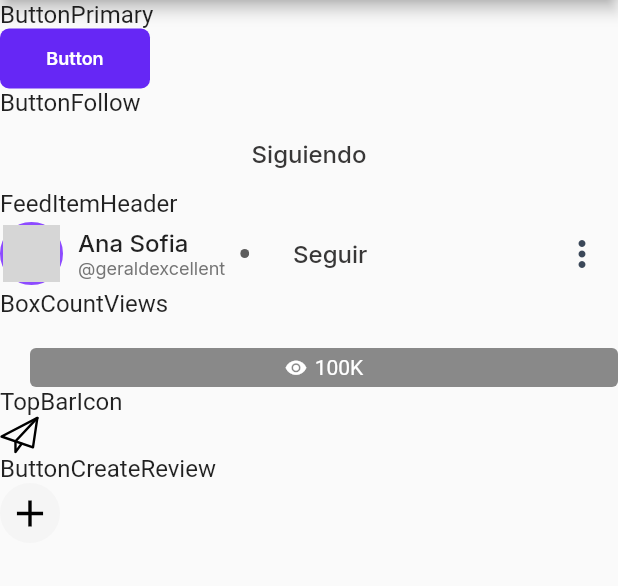
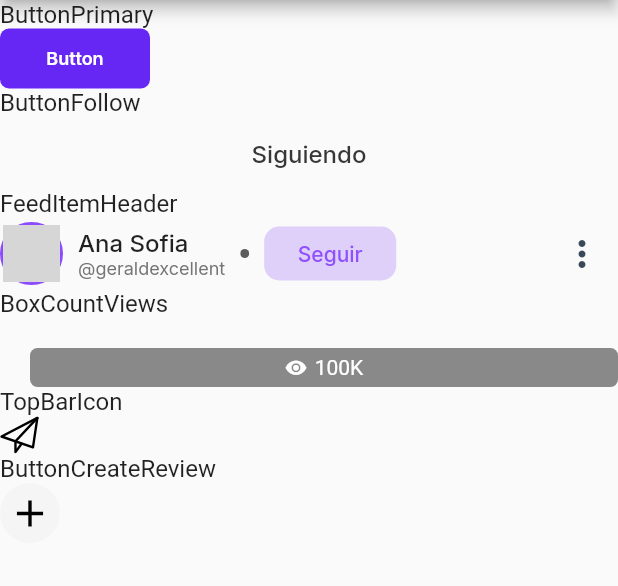
Before and after one commit to tipzty/tipzty_flutter_ui, a Flutter app: the screen it shows after launch, on a phone screen of 412 x 824 dp, the part 84-670 px from its top. Run offline on Flutter 3.47's test engine with Material 2 defaults, Android fonts, the phone set to English and light mode, and no system bars; drawn by our look-alikes of cached_network_image; our stand-ins replace google_fonts, websafe_svg; network calls fail; grey boxes are pictures that could not be loaded.

Commit message:
UI Fix V12

```diff
--- a/lib/main.dart
+++ b/lib/main.dart
@@ -23,6 +23,8 @@ class MyApp extends StatelessWidget {
 class DesignSystem extends StatelessWidget {
   @override
   Widget build(BuildContext context) {
+    final bool isIphone6 = MediaQuery.of(context).size.width < 420.0;
+
     return Scaffold(
       appBar: AppBar(
         title: Text('Tipzty UI'),
@@ -59,7 +61,7 @@ class DesignSystem extends StatelessWidget {
             ),
           ),
           Text('BoxCountViews', style: TextStyle(fontSize: 16)),
-          BoxCountViews(100000),
+          BoxCountViews(100000, isIphone6),
           Text('TopBarIcon', style: TextStyle(fontSize: 16)),
           TopBarIcon(
             tooltip: "Mensajes",
--- a/lib/src/widgets/box_count_views.dart
+++ b/lib/src/widgets/box_count_views.dart
@@ -2,8 +2,9 @@ import 'package:flutter/material.dart';
 
 class BoxCountViews extends StatelessWidget {
   final int count;
+  bool isMobile = true;
 
-  BoxCountViews(this.count);
+  BoxCountViews(this.count, this.isMobile);
 
   @override
   Widget build(BuildContext context) {
@@ -18,10 +19,13 @@ class BoxCountViews extends StatelessWidget {
 
     return Container(
       decoration: BoxDecoration(
-        borderRadius: BorderRadius.all(Radius.circular(4)),
+        borderRadius: BorderRadius.circular(5.0),
         color: Colors.black45,
       ),
-      margin: EdgeInsets.only(top: 20, left: 20),
+      margin: EdgeInsets.only(
+        top: isMobile ? 20.0 : 0.0,
+        left: isMobile ? 20.0 : 0.0,
+      ),
       padding: EdgeInsets.all(5),
       child: Row(
         mainAxisAlignment: MainAxisAlignment.center,
--- a/lib/src/widgets/button_follow.dart
+++ b/lib/src/widgets/button_follow.dart
@@ -9,29 +9,42 @@ class ButtonFollow extends StatelessWidget {
   final Color splashColor;
   final Color highlightColor;
   final Color textColor;
+  final Color color;
+  final Color hoverColor;
+  final double textSize;
+  final double elevation;
+  final double borderRadius;
 
   ButtonFollow({
     this.onPressed,
     this.following = false,
+    this.color = Colors.transparent,
     this.splashColor = Colors.transparent,
+    this.hoverColor = Colors.transparent,
     this.highlightColor = Colors.transparent,
     this.textColor = textColorBlack,
+    this.textSize = 16.0,
+    this.elevation = 0.0,
+    this.borderRadius = 10.0,
   });
 
   @override
   Widget build(BuildContext context) {
-    return FlatButton(
-      shape: RoundedRectangleBorder(borderRadius: BorderRadius.circular(4)),
-      hoverColor: Colors.transparent,
+    return MaterialButton(
+      elevation: elevation,
+      shape: RoundedRectangleBorder(borderRadius: BorderRadius.circular(borderRadius)),
+      color:color ,
+      hoverColor: hoverColor,
       onPressed: onPressed,
-      textColor: textColorBlack,
+      textColor: textColor,
       highlightColor: highlightColor,
       splashColor: splashColor,
       child: Center(
         child: Text(
           following ? "Siguiendo" : "Seguir",
           style: GoogleFonts.inter(
-            fontSize: 16,
+            color: textColor,
+            fontSize: textSize,
             fontWeight: FontWeight.w500,
           ),
         ),
--- a/lib/src/widgets/feed/feed_item_header.dart
+++ b/lib/src/widgets/feed/feed_item_header.dart
@@ -129,6 +129,12 @@ class FeedItemHeader extends StatelessWidget {
                     ),
                     SizedBox(width: 10),
                     ButtonFollow(
+                      color: Color.fromRGBO(142, 80, 251, 0.25),
+                      hoverColor: Color.fromRGBO(142, 80, 251, 0.35),
+                      highlightColor: Color.fromRGBO(142, 80, 251, 0.35),
+                      splashColor: Color.fromRGBO(142, 80, 251, 0.45),
+                      textColor: Color.fromRGBO(144, 81, 253, 1.0),
+                      textSize: 14.0,
                       following: following,
                       onPressed: onPressedFollow,
                     ),
```
